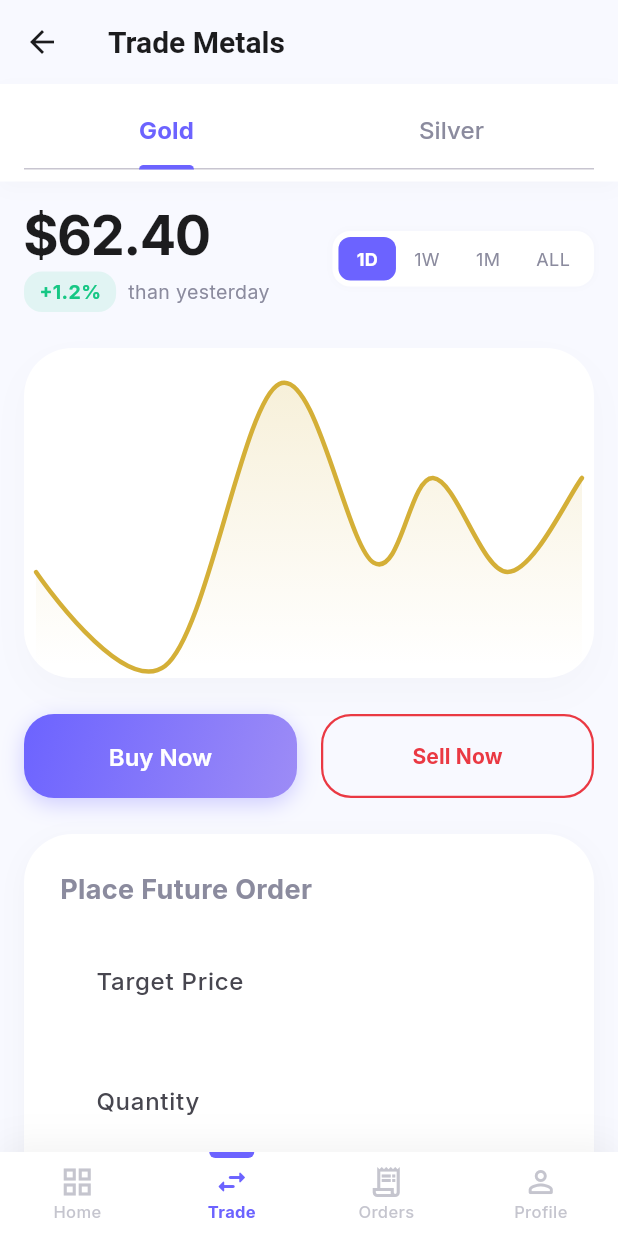
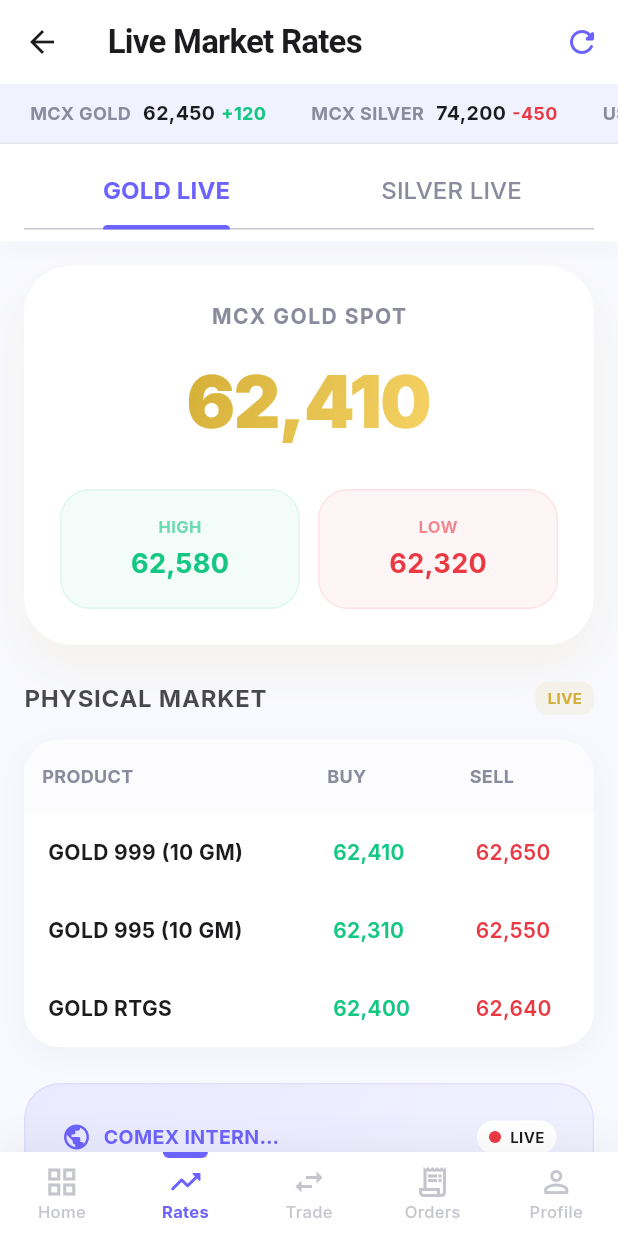
Before and after one commit to Tusharborgaonkar/kalp-gold-app, a Flutter app: the MainNavigationScreen screen opened by its route, item 2 of the bottom bar chosen, on a phone screen of 412 x 824 dp. Run offline on Flutter 3.47's test engine with Material 3 defaults, Android fonts, the phone set to English and light mode, and no system bars; drawn by our look-alikes of fl_chart; our stand-ins replace google_fonts.

Commit message:
all done

```diff
--- a/lib/core/constants/constants.dart
+++ b/lib/core/constants/constants.dart
@@ -13,7 +13,9 @@ class AppColors {
 
   // Metal colors
   static const Color gold = Color(0xFFD4AF37);
-  static const Color silver = Color(0xFFC0C0C0);
+  static const Color goldLight = Color(0xFFF6D365);
+  static const Color silver = Color(0xFFA8A9AD);
+  static const Color silverLight = Color(0xFFE5E7EB);
 
   // Text colors
   static const Color textPrimary = Color(0xFF1C1C1E);
@@ -28,6 +30,18 @@ class AppColors {
     begin: Alignment.topLeft,
     end: Alignment.bottomRight,
     colors: [primaryLight, primary],
+  );
+
+  static const LinearGradient goldGradient = LinearGradient(
+    begin: Alignment.topLeft,
+    end: Alignment.bottomRight,
+    colors: [gold, goldLight],
+  );
+
+  static const LinearGradient silverGradient = LinearGradient(
+    begin: Alignment.topLeft,
+    end: Alignment.bottomRight,
+    colors: [Color(0xFF8E9196), Color(0xFFE5E7EB), Color(0xFF8E9196)],
   );
 
   static const LinearGradient cardGradient = LinearGradient(
--- /dev/null
+++ b/lib/features/rates/presentation/screens/live_rates_screen.dart
@@ -0,0 +1,473 @@
+import 'package:flutter/material.dart';
+import '../../../../core/constants/constants.dart';
+
+class LiveRatesScreen extends StatefulWidget {
+  const LiveRatesScreen({super.key});
+
+  @override
+  State<LiveRatesScreen> createState() => _LiveRatesScreenState();
+}
+
+class _LiveRatesScreenState extends State<LiveRatesScreen> with SingleTickerProviderStateMixin {
+  late TabController _tabController;
+
+  @override
+  void initState() {
+    super.initState();
+    _tabController = TabController(length: 2, vsync: this);
+  }
+
+  @override
+  void dispose() {
+    _tabController.dispose();
+    super.dispose();
+  }
+
+  @override
+  Widget build(BuildContext context) {
+    return Scaffold(
+      backgroundColor: AppColors.background,
+      appBar: AppBar(
+        title: const Text(
+          'Live Market Rates',
+          style: TextStyle(
+            fontWeight: FontWeight.bold,
+            color: AppColors.textPrimary,
+            fontSize: 22,
+            letterSpacing: -0.5,
+          ),
+        ),
+        backgroundColor: Colors.white,
+        elevation: 0,
+        centerTitle: false,
+        actions: [
+          IconButton(
+            onPressed: () {},
+            icon: const Icon(Icons.refresh_rounded, color: AppColors.primary),
+          ),
+        ],
+      ),
+      body: Column(
+        children: [
+          _buildTicker(),
+          _buildTabs(),
+          Expanded(
+            child: TabBarView(
+              controller: _tabController,
+              children: [
+                _buildRatesView('GOLD', AppColors.gold, AppColors.goldGradient),
+                _buildRatesView('SILVER', AppColors.silver, AppColors.silverGradient),
+              ],
+            ),
+          ),
+        ],
+      ),
+    );
+  }
+
+  Widget _buildTicker() {
+    return Container(
+      width: double.infinity,
+      padding: const EdgeInsets.symmetric(vertical: 10),
+      decoration: BoxDecoration(
+        color: AppColors.primary.withValues(alpha: 0.05),
+        border: const Border(bottom: BorderSide(color: Color(0xFFE5E7EB))),
+      ),
+      child: const SingleChildScrollView(
+        scrollDirection: Axis.horizontal,
+        child: Row(
+          children: [
+            SizedBox(width: 20),
+            _TickerItem(label: 'MCX GOLD', value: '62,450', change: '+120', isUp: true),
+            SizedBox(width: 30),
+            _TickerItem(label: 'MCX SILVER', value: '74,200', change: '-450', isUp: false),
+            SizedBox(width: 30),
+            _TickerItem(label: 'USD/INR', value: '83.12', change: '+0.05', isUp: true),
+            SizedBox(width: 20),
+          ],
+        ),
+      ),
+    );
+  }
+
+  Widget _buildTabs() {
+    return Container(
+      padding: const EdgeInsets.symmetric(horizontal: AppSpacing.m, vertical: AppSpacing.s),
+      decoration: BoxDecoration(
+        color: Colors.white,
+        boxShadow: [
+          BoxShadow(
+            color: Colors.black.withValues(alpha: 0.02),
+            blurRadius: 10,
+            offset: const Offset(0, 4),
+          ),
+        ],
+      ),
+      child: TabBar(
+        controller: _tabController,
+        tabs: const [
+          Tab(text: 'GOLD LIVE'),
+          Tab(text: 'SILVER LIVE'),
+        ],
+        labelColor: AppColors.primary,
+        unselectedLabelColor: AppColors.textSecondary,
+        indicatorColor: AppColors.primary,
+        indicatorWeight: 3,
+        indicatorSize: TabBarIndicatorSize.label,
+        labelStyle: const TextStyle(fontWeight: FontWeight.bold, fontSize: 16),
+        unselectedLabelStyle: const TextStyle(fontWeight: FontWeight.w500, fontSize: 16),
+      ),
+    );
+  }
+
+  Widget _buildRatesView(String metal, Color metalColor, LinearGradient gradient) {
+    return ListView(
+      physics: const BouncingScrollPhysics(),
+      padding: const EdgeInsets.all(AppSpacing.m),
+      children: [
+        _buildSpotlight(metal, metalColor, gradient),
+        const SizedBox(height: 24),
+        _buildRatesTable(metal, metalColor),
+        const SizedBox(height: 24),
+        _buildComexSection(),
+        const SizedBox(height: 32),
+      ],
+    );
+  }
+
+  Widget _buildSpotlight(String metal, Color metalColor, LinearGradient gradient) {
+    return Container(
+      padding: const EdgeInsets.all(24),
+      decoration: BoxDecoration(
+        color: Colors.white,
+        borderRadius: BorderRadius.circular(32),
+        boxShadow: [
+          BoxShadow(
+            color: metalColor.withValues(alpha: 0.1),
+            blurRadius: 30,
+            offset: const Offset(0, 15),
+          ),
+        ],
+      ),
+      child: Column(
+        children: [
+          Text(
+            'MCX $metal SPOT',
+            style: const TextStyle(
+              color: AppColors.textSecondary,
+              fontSize: 14,
+              fontWeight: FontWeight.bold,
+              letterSpacing: 1,
+            ),
+          ),
+          const SizedBox(height: 12),
+          ShaderMask(
+            shaderCallback: (bounds) => gradient.createShader(bounds),
+            child: Text(
+              metal == 'GOLD' ? '62,410' : '74,180',
+              style: const TextStyle(
+                color: Colors.white,
+                fontSize: 48,
+                fontWeight: FontWeight.w900,
+                letterSpacing: -1,
+              ),
+            ),
+          ),
+          const SizedBox(height: 24),
+          Row(
+            children: [
+              _buildSpotlightMiniItem('HIGH', metal == 'GOLD' ? '62,580' : '74,500', AppColors.success),
+              const SizedBox(width: 12),
+              _buildSpotlightMiniItem('LOW', metal == 'GOLD' ? '62,320' : '73,900', AppColors.error),
+            ],
+          ),
+        ],
+      ),
+    );
+  }
+
+  Widget _buildSpotlightMiniItem(String label, String value, Color color) {
+    return Expanded(
+      child: Container(
+        padding: const EdgeInsets.symmetric(vertical: 16),
+        decoration: BoxDecoration(
+          color: color.withValues(alpha: 0.05),
+          borderRadius: BorderRadius.circular(20),
+          border: Border.all(color: color.withValues(alpha: 0.1)),
+        ),
+        child: Column(
+          children: [
+            Text(
+              label,
+              style: TextStyle(color: color.withValues(alpha: 0.6), fontSize: 11, fontWeight: FontWeight.bold),
+            ),
+            const SizedBox(height: 4),
+            Text(
+              value,
+              style: TextStyle(color: color, fontSize: 18, fontWeight: FontWeight.bold),
+            ),
+          ],
+        ),
+      ),
+    );
+  }
+
+  Widget _buildRatesTable(String metal, Color metalColor) {
+    final products = metal == 'GOLD'
+        ? [
+            {'name': 'GOLD 999 (10 GM)', 'buy': '62,410', 'sell': '62,650'},
+            {'name': 'GOLD 995 (10 GM)', 'buy': '62,310', 'sell': '62,550'},
+            {'name': 'GOLD RTGS', 'buy': '62,400', 'sell': '62,640'},
+          ]
+        : [
+            {'name': 'SILVER 999 (1 KG)', 'buy': '74,180', 'sell': '74,580'},
+            {'name': 'SILVER RTGS', 'buy': '74,170', 'sell': '74,570'},
+          ];
+
+    return Column(
+      crossAxisAlignment: CrossAxisAlignment.start,
+      children: [
+        Row(
+          mainAxisAlignment: MainAxisAlignment.spaceBetween,
+          children: [
+            Text(
+              'PHYSICAL MARKET',
+              style: TextStyle(
+                color: AppColors.textPrimary.withValues(alpha: 0.8),
+                fontSize: 16,
+                fontWeight: FontWeight.bold,
+                letterSpacing: 0.5,
+              ),
+            ),
+            Container(
+              padding: const EdgeInsets.symmetric(horizontal: 8, vertical: 4),
+              decoration: BoxDecoration(
+                color: metalColor.withValues(alpha: 0.1),
+                borderRadius: BorderRadius.circular(8),
+              ),
+              child: Text(
+                'LIVE',
+                style: TextStyle(color: metalColor, fontSize: 10, fontWeight: FontWeight.bold),
+              ),
+            ),
+          ],
+        ),
+        const SizedBox(height: 16),
+        Container(
+          decoration: BoxDecoration(
+            color: Colors.white,
+            borderRadius: BorderRadius.circular(24),
+            boxShadow: [
+              BoxShadow(
+                color: Colors.black.withValues(alpha: 0.03),
+                blurRadius: 15,
+                offset: const Offset(0, 5),
+              ),
+            ],
+          ),
+          child: Table(
+            columnWidths: const {
+              0: FlexColumnWidth(2),
+              1: FlexColumnWidth(1),
+              2: FlexColumnWidth(1),
+            },
+            children: [
+              TableRow(
+                decoration: BoxDecoration(
+                  color: AppColors.background.withValues(alpha: 0.5),
+                  borderRadius: const BorderRadius.only(
+                    topLeft: Radius.circular(24),
+                    topRight: Radius.circular(24),
+                  ),
+                ),
+                children: [
+                  _buildTableHeader('PRODUCT'),
+                  _buildTableHeader('BUY'),
+                  _buildTableHeader('SELL'),
+                ],
+              ),
+              ...products.map((p) => TableRow(
+                    children: [
+                      _buildTableCell(p['name']!, isBold: true),
+                      _buildTableCell(p['buy']!, color: AppColors.success),
+                      _buildTableCell(p['sell']!, color: AppColors.error),
+                    ],
+                  )),
+            ],
+          ),
+        ),
+      ],
+    );
+  }
+
+  Widget _buildTableHeader(String text) {
+    return Padding(
+      padding: const EdgeInsets.symmetric(vertical: 16, horizontal: 12),
+      child: Text(
+        text,
+        style: const TextStyle(
+          color: AppColors.textSecondary,
+          fontSize: 12,
+          fontWeight: FontWeight.bold,
+        ),
+      ),
+    );
+  }
+
+  Widget _buildTableCell(String text, {Color? color, bool isBold = false}) {
+    return Padding(
+      padding: const EdgeInsets.all(16),
+      child: Text(
+        text,
+        style: TextStyle(
+          color: color ?? AppColors.textPrimary,
+          fontSize: 14,
+          fontWeight: isBold ? FontWeight.bold : FontWeight.w600,
+        ),
+      ),
+    );
+  }
+
+  Widget _buildComexSection() {
+    return Container(
+      padding: const EdgeInsets.all(24),
+      decoration: BoxDecoration(
+        gradient: LinearGradient(
+          colors: [
+            AppColors.primary.withValues(alpha: 0.1),
+            AppColors.primary.withValues(alpha: 0.05),
+          ],
+          begin: Alignment.topLeft,
+          end: Alignment.bottomRight,
+        ),
+        borderRadius: BorderRadius.circular(24),
+        border: Border.all(color: AppColors.primary.withValues(alpha: 0.1)),
+      ),
+      child: Column(
+        crossAxisAlignment: CrossAxisAlignment.start,
+        children: [
+          Row(
+            children: [
+              const Icon(Icons.public_rounded, color: AppColors.primary, size: 20),
+              const SizedBox(width: 8),
+              const Flexible(
+                child: Text(
+                  'COMEX INTERNATIONAL',
+                  style: TextStyle(color: AppColors.primary, fontWeight: FontWeight.bold, fontSize: 13),
+                  overflow: TextOverflow.ellipsis,
+                ),
+              ),
+              const Spacer(),
+              _buildPulsingDot(),
+            ],
+          ),
+          const SizedBox(height: 20),
+          const Row(
+            mainAxisAlignment: MainAxisAlignment.spaceBetween,
+            children: [
+              Expanded(child: _ComexItem(label: 'GOLD USD', value: '2,045.50', change: '+12.40')),
+              SizedBox(width: 16),
+              Expanded(child: _ComexItem(label: 'SILVER USD', value: '23.12', change: '-0.15')),
+            ],
+          ),
+        ],
+      ),
+    );
+  }
+
+  Widget _buildPulsingDot() {
+    return Container(
+      padding: const EdgeInsets.symmetric(horizontal: 8, vertical: 4),
+      decoration: BoxDecoration(
+        color: Colors.white,
+        borderRadius: BorderRadius.circular(12),
+      ),
+      child: Row(
+        mainAxisSize: MainAxisSize.min,
+        children: [
+          Container(
+            width: 8,
+            height: 8,
+            decoration: const BoxDecoration(
+              color: AppColors.error,
+              shape: BoxShape.circle,
+            ),
+          ),
+          const SizedBox(width: 6),
+          const Text(
+            'LIVE',
+            style: TextStyle(color: AppColors.textPrimary, fontSize: 10, fontWeight: FontWeight.bold),
+          ),
+        ],
+      ),
+    );
+  }
+}
+
+class _TickerItem extends StatelessWidget {
+  final String label;
+  final String value;
+  final String change;
+  final bool isUp;
+
+  const _TickerItem({
+    required this.label,
+    required this.value,
+    required this.change,
+    required this.isUp,
+  });
+
+  @override
+  Widget build(BuildContext context) {
+    return Row(
+      children: [
+        Text(
+          label,
+          style: const TextStyle(color: AppColors.textSecondary, fontSize: 12, fontWeight: FontWeight.bold),
+        ),
+        const SizedBox(width: 8),
+        Text(
+          value,
+          style: const TextStyle(color: AppColors.textPrimary, fontSize: 13, fontWeight: FontWeight.bold),
+        ),
+        const SizedBox(width: 4),
+        Text(
+          change,
+          style: TextStyle(
+            color: isUp ? AppColors.success : AppColors.error,
+            fontSize: 12,
+            fontWeight: FontWeight.bold,
+          ),
+        ),
+      ],
+    );
+  }
+}
+
+class _ComexItem extends StatelessWidget {
+  final String label;
+  final String value;
+  final String change;
+
+  const _ComexItem({required this.label, required this.value, required this.change});
+
+  @override
+  Widget build(BuildContext context) {
+    bool isUp = change.startsWith('+');
+    return Column(
+      crossAxisAlignment: CrossAxisAlignment.start,
+      children: [
+        Text(label, style: const TextStyle(color: AppColors.textSecondary, fontSize: 12, fontWeight: FontWeight.bold), maxLines: 1, overflow: TextOverflow.ellipsis),
+        const SizedBox(height: 6),
+        Text(value, style: const TextStyle(color: AppColors.textPrimary, fontSize: 24, fontWeight: FontWeight.w900, letterSpacing: -0.5), maxLines: 1, overflow: TextOverflow.ellipsis),
+        const SizedBox(height: 2),
+        Text(
+          change,
+          style: TextStyle(color: isUp ? AppColors.success : AppColors.error, fontSize: 14, fontWeight: FontWeight.bold),
+          maxLines: 1,
+          overflow: TextOverflow.ellipsis,
+        ),
+      ],
+    );
+  }
+}
--- a/lib/main.dart
+++ b/lib/main.dart
@@ -6,6 +6,7 @@ import 'features/orders/presentation/screens/orders_screen.dart';
 import 'features/profile/presentation/screens/profile_screen.dart';
 import 'features/auth/presentation/screens/splash_screen.dart';
 import 'features/auth/presentation/screens/login_screen.dart';
+import 'features/rates/presentation/screens/live_rates_screen.dart';
 import 'core/constants/constants.dart';
 
 void main() {
@@ -43,6 +44,7 @@ class _MainNavigationScreenState extends State<MainNavigationScreen> {
 
   final List<Widget> _screens = [
     const HomeScreen(),
+    const LiveRatesScreen(),
     const TradeScreen(),
     const OrdersScreen(),
     const ProfileScreen(),
@@ -91,6 +93,11 @@ class _MainNavigationScreenState extends State<MainNavigationScreen> {
                   label: 'Home',
                 ),
                 BottomNavigationBarItem(
+                  icon: Icon(Icons.trending_up_outlined),
+                  activeIcon: Icon(Icons.trending_up_rounded),
+                  label: 'Rates',
+                ),
+                BottomNavigationBarItem(
                   icon: Icon(Icons.swap_horiz_outlined),
                   activeIcon: Icon(Icons.swap_horiz_rounded),
                   label: 'Trade',
@@ -111,7 +118,7 @@ class _MainNavigationScreenState extends State<MainNavigationScreen> {
             AnimatedPositioned(
               duration: const Duration(milliseconds: 300),
               curve: Curves.easeOutCubic,
-              left: (MediaQuery.of(context).size.width / 4) * _selectedIndex + (MediaQuery.of(context).size.width / 8) - 15,
+              left: (MediaQuery.of(context).size.width / 5) * _selectedIndex + (MediaQuery.of(context).size.width / 10) - 15,
               top: 0,
               child: Container(
                 width: 30,
```
Also changed, not shown: 1 other file.
